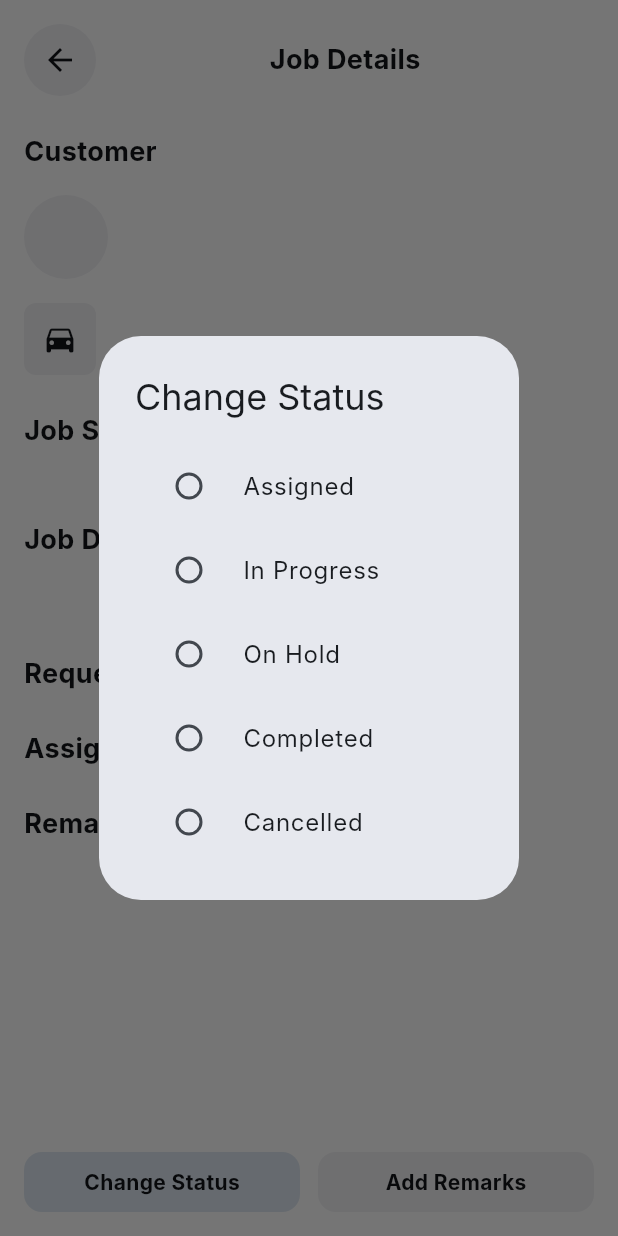
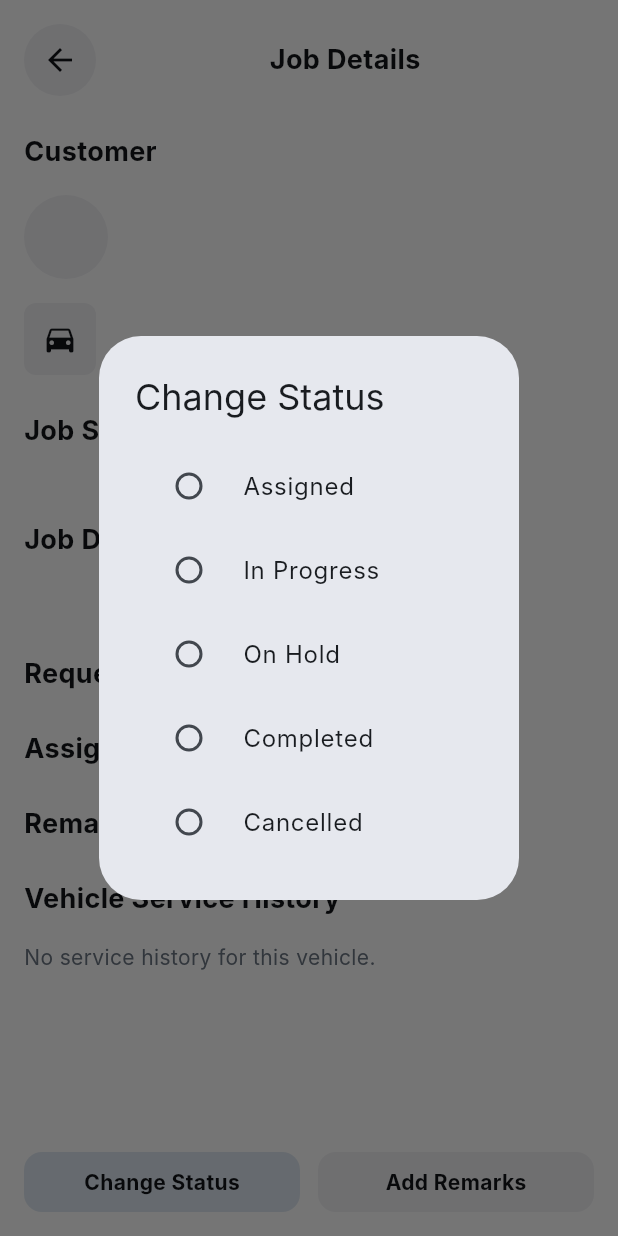
Before and after one commit to Chinyiii/mobile_assignment, a Flutter app: the JobDetailsPage screen opened directly with empty values, after a tap on "Change Status", on a phone screen of 412 x 824 dp. Run offline on Flutter 3.47's test engine with Material 3 defaults, Android fonts, the phone set to English and light mode, and no system bars; our stand-ins replace supabase_flutter; accounts and stored records are empty; Roboto replaces fonts that are missing (Inter).

Commit message:
Job Status and Vehicle Service History Done

```diff
--- a/lib/pages/job_details_page.dart
+++ b/lib/pages/job_details_page.dart
@@ -1,5 +1,7 @@
 import 'package:flutter/material.dart';
 import 'package:mobile_assignment/models/job_details.dart';
+import 'package:mobile_assignment/models/service_history_item.dart';
+import 'package:mobile_assignment/pages/service_history_details_page.dart';
 import 'package:mobile_assignment/services/supabase_service.dart';
 
 class JobDetailsPage extends StatefulWidget {
@@ -99,6 +101,9 @@ class _JobDetailsPageState extends State<JobDetailsPage> {
                     _RequestedServicesSection(jobDetails: _jobDetails),
                     _AssignedPartsSection(jobDetails: _jobDetails),
                     _RemarksSection(jobDetails: _jobDetails),
+                    _VehicleServiceHistorySection(
+                      plateNumber: _jobDetails.plateNumber,
+                    ),
                     const SizedBox(height: 20),
                   ],
                 ),
@@ -109,6 +114,149 @@ class _JobDetailsPageState extends State<JobDetailsPage> {
         ),
       ),
     );
+  }
+}
+
+class _VehicleServiceHistorySection extends StatefulWidget {
+  final String plateNumber;
+
+  const _VehicleServiceHistorySection({required this.plateNumber});
+
+  @override
+  State<_VehicleServiceHistorySection> createState() =>
+      _VehicleServiceHistorySectionState();
+}
+
+class _VehicleServiceHistorySectionState extends State<_VehicleServiceHistorySection> {
+  late Future<List<ServiceHistoryItem>> _serviceHistoryFuture;
+
+  @override
+  void initState() {
+    super.initState();
+    _serviceHistoryFuture = SupabaseService().getServiceHistory(
+      widget.plateNumber,
+    );
+  }
+
+  @override
+  Widget build(BuildContext context) {
+    return Column(
+      crossAxisAlignment: CrossAxisAlignment.start,
+      children: [
+        const Padding(
+          padding: EdgeInsets.fromLTRB(16, 16, 16, 8),
+          child: Text(
+            'Vehicle Service History',
+            style: TextStyle(
+              fontSize: 18,
+              fontWeight: FontWeight.w700,
+              color: Color(0xFF121417),
+            ),
+          ),
+        ),
+        FutureBuilder<List<ServiceHistoryItem>>(
+          future: _serviceHistoryFuture,
+          builder: (context, snapshot) {
+            if (snapshot.connectionState == ConnectionState.waiting) {
+              return const Center(child: CircularProgressIndicator());
+            }
+            if (snapshot.hasError) {
+              return const Center(child: Text('Error loading service history'));
+            }
+            final serviceHistory = snapshot.data;
+            if (serviceHistory == null || serviceHistory.isEmpty) {
+              return const Padding(
+                padding: EdgeInsets.symmetric(horizontal: 16, vertical: 8),
+                child: Text(
+                  'No service history for this vehicle.',
+                  style: TextStyle(fontSize: 14, color: Color(0xFF6B7582)),
+                ),
+              );
+            }
+            return Column(
+              children: serviceHistory.map((item) {
+                return GestureDetector(
+                  onTap: () {
+                    Navigator.push(
+                      context,
+                      MaterialPageRoute(
+                        builder: (context) =>
+                            ServiceHistoryDetailsPage(serviceHistoryItem: item),
+                      ),
+                    );
+                  },
+                  child: Padding(
+                    padding: const EdgeInsets.symmetric(
+                      horizontal: 16,
+                      vertical: 8,
+                    ),
+                    child: Row(
+                      children: [
+                        Container(
+                          width: 48,
+                          height: 48,
+                          decoration: BoxDecoration(
+                            borderRadius: BorderRadius.circular(8),
+                            color: const Color(0xFFF2F2F5),
+                          ),
+                          child: const Icon(
+                            Icons.build,
+                            color: Color(0xFF121417),
+                            size: 24,
+                          ),
+                        ),
+                        const SizedBox(width: 16),
+                        Expanded(
+                          child: Column(
+                            crossAxisAlignment: CrossAxisAlignment.start,
+                            children: [
+                              Text(
+                                item.serviceType,
+                                style: const TextStyle(
+                                  fontSize: 16,
+                                  fontWeight: FontWeight.w500,
+                                  color: Color(0xFF121417),
+                                ),
+                              ),
+                              const SizedBox(height: 4),
+                              Text(
+                                _formatDate(item.serviceDate),
+                                style: const TextStyle(
+                                  fontSize: 14,
+                                  color: Color(0xFF6B7582),
+                                ),
+                              ),
+                            ],
+                          ),
+                        ),
+                      ],
+                    ),
+                  ),
+                );
+              }).toList(),
+            );
+          },
+        ),
+      ],
+    );
+  }
+
+  String _formatDate(DateTime date) {
+    final now = DateTime.now();
+    final difference = now.difference(date).inDays;
+
+    if (difference == 0) {
+      return 'Today';
+    } else if (difference == 1) {
+      return 'Yesterday';
+    } else if (difference < 7) {
+      return '$difference days ago';
+    } else if (difference < 30) {
+      final weeks = (difference / 7).floor();
+      return '$weeks weeks ago';
+    } else {
+      return '${date.day}/${date.month}/${date.year}';
+    }
   }
 }
 
@@ -179,10 +327,7 @@ class _CustomerSection extends StatelessWidget {
           ),
         ),
         Padding(
-          padding: const EdgeInsets.symmetric(
-            horizontal: 16,
-            vertical: 8,
-          ),
+          padding: const EdgeInsets.symmetric(horizontal: 16, vertical: 8),
           child: Row(
             children: [
               Container(
@@ -246,10 +391,7 @@ class _VehicleSection extends StatelessWidget {
   @override
   Widget build(BuildContext context) {
     return Padding(
-      padding: const EdgeInsets.symmetric(
-        horizontal: 16,
-        vertical: 8,
-      ),
+      padding: const EdgeInsets.symmetric(horizontal: 16, vertical: 8),
       child: Row(
         children: [
           Container(
@@ -323,17 +465,11 @@ class _JobStatusSection extends StatelessWidget {
             children: [
               Text(
                 jobDetails.status,
-                style: const TextStyle(
-                  fontSize: 16,
-                  color: Color(0xFF121417),
-                ),
+                style: const TextStyle(fontSize: 16, color: Color(0xFF121417)),
               ),
               Text(
                 jobDetails.timeElapsed,
-                style: const TextStyle(
-                  fontSize: 16,
-                  color: Color(0xFF121417),
-                ),
+                style: const TextStyle(fontSize: 16, color: Color(0xFF121417)),
               ),
             ],
           ),
@@ -368,10 +504,7 @@ class _JobDescriptionSection extends StatelessWidget {
           padding: const EdgeInsets.fromLTRB(16, 4, 16, 12),
           child: Text(
             jobDetails.jobDescription,
-            style: const TextStyle(
-              fontSize: 16,
-              color: Color(0xFF121417),
-            ),
+            style: const TextStyle(fontSize: 16, color: Color(0xFF121417)),
           ),
         ),
       ],
@@ -402,10 +535,7 @@ class _RequestedServicesSection extends StatelessWidget {
         ),
         ...jobDetails.requestedServices.map(
           (service) => Padding(
-            padding: const EdgeInsets.symmetric(
-              horizontal: 16,
-              vertical: 4,
-            ),
+            padding: const EdgeInsets.symmetric(horizontal: 16, vertical: 4),
             child: Row(
               children: [
                 Container(
@@ -463,10 +593,7 @@ class _AssignedPartsSection extends StatelessWidget {
         ),
         ...jobDetails.assignedParts.map(
           (part) => Padding(
-            padding: const EdgeInsets.symmetric(
-              horizontal: 16,
-              vertical: 4,
-            ),
+            padding: const EdgeInsets.symmetric(horizontal: 16, vertical: 4),
             child: Row(
               children: [
                 Container(
@@ -524,10 +651,7 @@ class _RemarksSection extends StatelessWidget {
         ),
         ...jobDetails.remarks.asMap().entries.map(
           (entry) => Padding(
-            padding: const EdgeInsets.symmetric(
-              horizontal: 16,
-              vertical: 8,
-            ),
+            padding: const EdgeInsets.symmetric(horizontal: 16, vertical: 8),
             child: Row(
               children: [
                 Container(
--- a/lib/services/supabase_service.dart
+++ b/lib/services/supabase_service.dart
@@ -1,3 +1,4 @@
+import 'package:mobile_assignment/models/service_history_item.dart';
 import 'package:supabase_flutter/supabase_flutter.dart';
 import 'package:mobile_assignment/models/job_details.dart';
 
@@ -30,15 +31,15 @@ class SupabaseService {
         vehicle: job['vehicles']['vehicle_name'],
         plateNumber: job['vehicles']['plate_number'],
         jobDescription: job['job_description'],
-        requestedServices: (job['job_services'] as List)
-            .map((js) => js['services']['service_name'] as String)
-            .toList(),
-        assignedParts: (job['job_parts'] as List)
-            .map((jp) => jp['parts']['part_name'] as String)
-            .toList(),
-        remarks: (job['remarks'] as List)
-            .map((r) => r['text'] as String)
-            .toList(),
+        requestedServices: (job['job_services'] as List?)
+            ?.map((js) => js['services']['service_name'] as String)
+            .toList() ?? [],
+        assignedParts: (job['job_parts'] as List?)
+            ?.map((jp) => jp['parts']['part_name'] as String)
+            .toList() ?? [],
+        remarks: (job['remarks'] as List?)
+            ?.map((r) => r['text'] as String)
+            .toList() ?? [],
         status: job['status'],
         timeElapsed: JobDetails.calculateTimeElapsed(job['start_time'], job['end_time']),
         customerImage: null, // ❌ no such field in DB
@@ -54,4 +55,76 @@ class SupabaseService {
         .update({'status': status})
         .eq('job_id', jobId);
   }
+
+  Future<List<ServiceHistoryItem>> getServiceHistory(String plateNumber) async {
+    try {
+      // 1. Find the vehicle_id for the given plate number.
+      final vehicleResponse = await supabase
+          .from('vehicles')
+          .select('vehicle_id')
+          .eq('plate_number', plateNumber)
+          .single();
+
+      if (vehicleResponse == null) {
+        return []; // No vehicle found with this plate number.
+      }
+      final vehicleId = vehicleResponse['vehicle_id'];
+
+      // 2. Get all history entries for the vehicle, joining with jobs and other tables.
+      final historyResponse = await supabase
+          .from('vehicle_service_history')
+          .select('''
+            service_date,
+            jobs:job_id (
+              job_id,
+              job_description,
+              status,
+              start_time,
+              end_time,
+              users:customer_id ( name, phone_number ),
+              vehicles:vehicle_id ( vehicle_name, plate_number ),
+              job_services ( services:service_id ( service_name ) ),
+              job_parts ( parts:part_id ( part_name ) ),
+              remarks ( text, created_at )
+            )
+          ''')
+          .eq('vehicle_id', vehicleId);
+
+      final List<ServiceHistoryItem> serviceHistoryList = [];
+      for (final historyItem in historyResponse) {
+        final job = historyItem['jobs'];
+        if (job != null) {
+          serviceHistoryList.add(ServiceHistoryItem(
+            id: job['job_id'].toString(),
+            customerName: job['users']['name'],
+            customerPhone: job['users']['phone_number'],
+            vehicle: job['vehicles']['vehicle_name'],
+            plateNumber: job['vehicles']['plate_number'],
+            jobDescription: job['job_description'],
+            requestedServices: (job['job_services'] as List?)
+                ?.map((js) => js['services']['service_name'] as String)
+                .toList() ?? [],
+            assignedParts: (job['job_parts'] as List?)
+                ?.map((jp) => jp['parts']['part_name'] as String)
+                .toList() ?? [],
+            remarks: (job['remarks'] as List?)
+                ?.map((r) => r['text'] as String)
+                .toList() ?? [],
+            status: job['status'],
+            serviceDate: DateTime.parse(historyItem['service_date']),
+            serviceType: (job['job_services'] as List?)
+                ?.map((js) => js['services']['service_name'] as String)
+                .join(', ') ?? '',
+            timeElapsed: JobDetails.calculateTimeElapsed(job['start_time'], job['end_time']),
+            photos: [], // Photos are in a separate table, not directly linked here.
+          ));
+        }
+      }
+
+      return serviceHistoryList;
+    } catch (e) {
+      print('Error fetching service history: $e');
+      throw Exception('Failed to load service history');
+    }
+  }
 }
```
